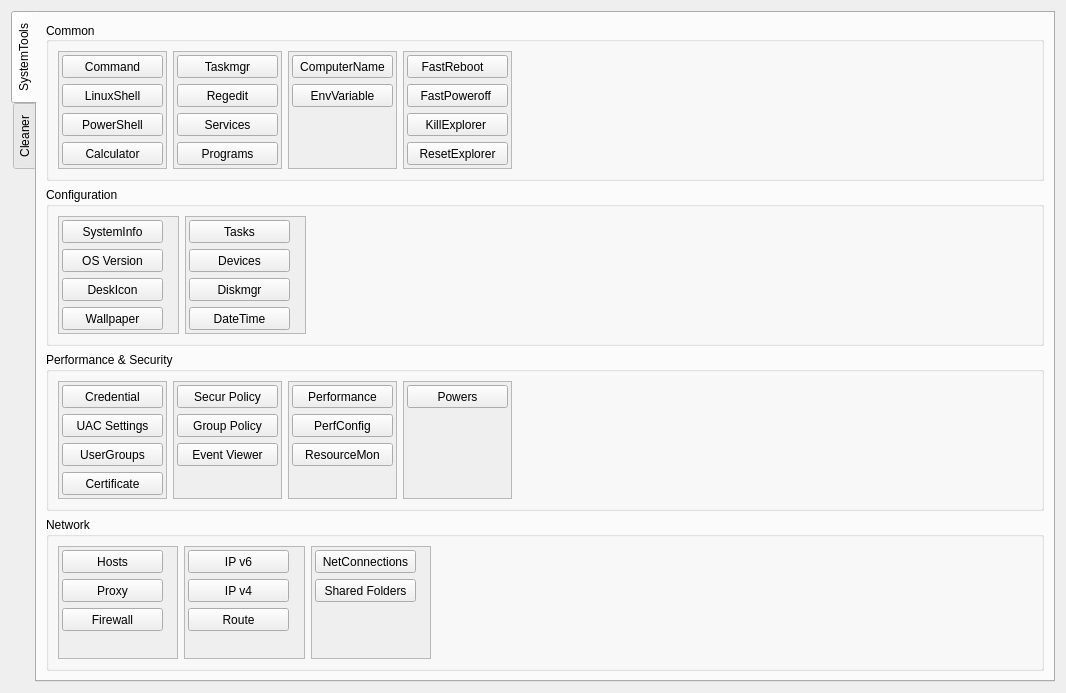
BlackINT3/OpenArk, file src/OpenArk/ui/utilities.ui: the form before one commit.
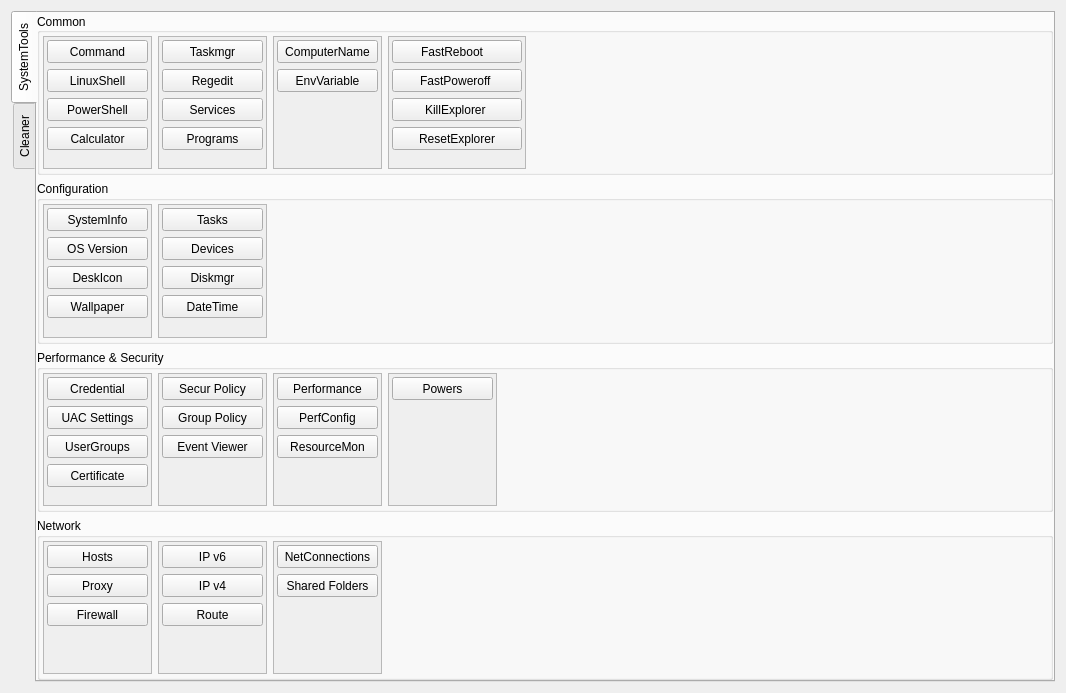
The form after the commit. Icons and pictures are not drawn.

The edit to the form file:
```diff
--- a/src/OpenArk/ui/utilities.ui
+++ b/src/OpenArk/ui/utilities.ui
@@ -33,6 +33,18 @@
        <string>SystemTools</string>
       </attribute>
       <layout class="QVBoxLayout" name="verticalLayout_2">
+       <property name="leftMargin">
+        <number>0</number>
+       </property>
+       <property name="topMargin">
+        <number>0</number>
+       </property>
+       <property name="rightMargin">
+        <number>0</number>
+       </property>
+       <property name="bottomMargin">
+        <number>0</number>
+       </property>
        <item>
         <widget class="QGroupBox" name="groupBox">
          <property name="title">
@@ -42,11 +54,38 @@
           <set>Qt::AlignLeading|Qt::AlignLeft|Qt::AlignVCenter</set>
          </property>
          <layout class="QHBoxLayout" name="horizontalLayout_2">
+          <property name="leftMargin">
+           <number>3</number>
+          </property>
+          <property name="topMargin">
+           <number>3</number>
+          </property>
+          <property name="rightMargin">
+           <number>3</number>
+          </property>
+          <property name="bottomMargin">
+           <number>3</number>
+          </property>
           <item>
            <widget class="QScrollArea" name="scrollArea">
+            <property name="sizePolicy">
+             <sizepolicy hsizetype="Fixed" vsizetype="Expanding">
+              <horstretch>0</horstretch>
+              <verstretch>0</verstretch>
+             </sizepolicy>
+            </property>
+            <property name="minimumSize">
+             <size>
+              <width>0</width>
+              <height>0</height>
+             </size>
+            </property>
             <property name="autoFillBackground">
              <bool>false</bool>
             </property>
+            <property name="horizontalScrollBarPolicy">
+             <enum>Qt::ScrollBarAlwaysOff</enum>
+            </property>
             <property name="widgetResizable">
              <bool>true</bool>
             </property>
@@ -56,7 +95,7 @@
                <x>0</x>
                <y>0</y>
                <width>113</width>
-               <height>116</height>
+               <height>141</height>
               </rect>
              </property>
              <layout class="QFormLayout" name="formLayout_4">
@@ -149,6 +188,21 @@
           </item>
           <item>
            <widget class="QScrollArea" name="scrollArea_2">
+            <property name="sizePolicy">
+             <sizepolicy hsizetype="Fixed" vsizetype="Expanding">
+              <horstretch>0</horstretch>
+              <verstretch>0</verstretch>
+             </sizepolicy>
+            </property>
+            <property name="minimumSize">
+             <size>
+              <width>0</width>
+              <height>0</height>
+             </size>
+            </property>
+            <property name="horizontalScrollBarPolicy">
+             <enum>Qt::ScrollBarAlwaysOff</enum>
+            </property>
             <property name="widgetResizable">
              <bool>true</bool>
             </property>
@@ -158,7 +212,7 @@
                <x>0</x>
                <y>0</y>
                <width>113</width>
-               <height>116</height>
+               <height>141</height>
               </rect>
              </property>
              <layout class="QFormLayout" name="formLayout_3">
@@ -248,6 +302,21 @@
           </item>
           <item>
            <widget class="QScrollArea" name="scrollArea_3">
+            <property name="sizePolicy">
+             <sizepolicy hsizetype="Fixed" vsizetype="Expanding">
+              <horstretch>0</horstretch>
+              <verstretch>0</verstretch>
+             </sizepolicy>
+            </property>
+            <property name="minimumSize">
+             <size>
+              <width>0</width>
+              <height>0</height>
+             </size>
+            </property>
+            <property name="horizontalScrollBarPolicy">
+             <enum>Qt::ScrollBarAlwaysOff</enum>
+            </property>
             <property name="widgetResizable">
              <bool>true</bool>
             </property>
@@ -257,7 +326,7 @@
                <x>0</x>
                <y>0</y>
                <width>124</width>
-               <height>132</height>
+               <height>141</height>
               </rect>
              </property>
              <layout class="QFormLayout" name="formLayout_2">
@@ -313,6 +382,21 @@
           </item>
           <item>
            <widget class="QScrollArea" name="scrollArea_4">
+            <property name="sizePolicy">
+             <sizepolicy hsizetype="Fixed" vsizetype="Expanding">
+              <horstretch>0</horstretch>
+              <verstretch>0</verstretch>
+             </sizepolicy>
+            </property>
+            <property name="minimumSize">
+             <size>
+              <width>0</width>
+              <height>0</height>
+             </size>
+            </property>
+            <property name="horizontalScrollBarPolicy">
+             <enum>Qt::ScrollBarAlwaysOff</enum>
+            </property>
             <property name="widgetResizable">
              <bool>true</bool>
             </property>
@@ -321,8 +405,8 @@
               <rect>
                <x>0</x>
                <y>0</y>
-               <width>130</width>
-               <height>132</height>
+               <width>142</width>
+               <height>141</height>
               </rect>
              </property>
              <layout class="QFormLayout" name="formLayout">
@@ -342,7 +426,7 @@
                <widget class="QPushButton" name="fastrebootBtn">
                 <property name="minimumSize">
                  <size>
-                  <width>101</width>
+                  <width>130</width>
                   <height>23</height>
                  </size>
                 </property>
@@ -359,7 +443,7 @@
                <widget class="QPushButton" name="fastpoweroffBtn">
                 <property name="minimumSize">
                  <size>
-                  <width>101</width>
+                  <width>130</width>
                   <height>23</height>
                  </size>
                 </property>
@@ -376,7 +460,7 @@
                <widget class="QPushButton" name="killexplorerBtn">
                 <property name="minimumSize">
                  <size>
-                  <width>101</width>
+                  <width>130</width>
                   <height>23</height>
                  </size>
                 </property>
@@ -393,7 +477,7 @@
                <widget class="QPushButton" name="resetexplorerBtn">
                 <property name="minimumSize">
                  <size>
-                  <width>101</width>
+                  <width>130</width>
                   <height>23</height>
                  </size>
                 </property>
@@ -410,19 +494,6 @@
             </widget>
            </widget>
           </item>
-          <item>
-           <spacer name="horizontalSpacer_6">
-            <property name="orientation">
-             <enum>Qt::Horizontal</enum>
-            </property>
-            <property name="sizeHint" stdset="0">
-             <size>
-              <width>40</width>
-              <height>20</height>
-             </size>
-            </property>
-           </spacer>
-          </item>
           <item>
            <spacer name="horizontalSpacer_2">
             <property name="orientation">
@@ -436,45 +507,6 @@
             </property>
            </spacer>
           </item>
-          <item>
-           <spacer name="horizontalSpacer_3">
-            <property name="orientation">
-             <enum>Qt::Horizontal</enum>
-            </property>
-            <property name="sizeHint" stdset="0">
-             <size>
-              <width>40</width>
-              <height>20</height>
-             </size>
-            </property>
-           </spacer>
-          </item>
-          <item>
-           <spacer name="horizontalSpacer_4">
-            <property name="orientation">
-             <enum>Qt::Horizontal</enum>
-            </property>
-            <property name="sizeHint" stdset="0">
-             <size>
-              <width>40</width>
-              <height>20</height>
-             </size>
-            </property>
-           </spacer>
-          </item>
-          <item>
-           <spacer name="horizontalSpacer_5">
-            <property name="orientation">
-             <enum>Qt::Horizontal</enum>
-            </property>
-            <property name="sizeHint" stdset="0">
-             <size>
-              <width>40</width>
-              <height>20</height>
-             </size>
-            </property>
-           </spacer>
-          </item>
          </layout>
         </widget>
        </item>
@@ -484,8 +516,29 @@
           <string>Configuration</string>
          </property>
          <layout class="QHBoxLayout" name="horizontalLayout_5">
+          <property name="leftMargin">
+           <number>3</number>
+          </property>
+          <property name="topMargin">
+           <number>3</number>
+          </property>
+          <property name="rightMargin">
+           <number>3</number>
+          </property>
+          <property name="bottomMargin">
+           <number>3</number>
+          </property>
           <item>
            <widget class="QScrollArea" name="scrollArea_5">
+            <property name="sizePolicy">
+             <sizepolicy hsizetype="Fixed" vsizetype="Expanding">
+              <horstretch>0</horstretch>
+              <verstretch>0</verstretch>
+             </sizepolicy>
+            </property>
+            <property name="horizontalScrollBarPolicy">
+             <enum>Qt::ScrollBarAlwaysOff</enum>
+            </property>
             <property name="widgetResizable">
              <bool>true</bool>
             </property>
@@ -494,8 +547,8 @@
               <rect>
                <x>0</x>
                <y>0</y>
-               <width>116</width>
-               <height>131</height>
+               <width>113</width>
+               <height>141</height>
               </rect>
              </property>
              <layout class="QFormLayout" name="formLayout_6">
@@ -585,6 +638,15 @@
           </item>
           <item>
            <widget class="QScrollArea" name="scrollArea_6">
+            <property name="sizePolicy">
+             <sizepolicy hsizetype="Fixed" vsizetype="Expanding">
+              <horstretch>0</horstretch>
+              <verstretch>0</verstretch>
+             </sizepolicy>
+            </property>
+            <property name="horizontalScrollBarPolicy">
+             <enum>Qt::ScrollBarAlwaysOff</enum>
+            </property>
             <property name="widgetResizable">
              <bool>true</bool>
             </property>
@@ -593,8 +655,8 @@
               <rect>
                <x>0</x>
                <y>0</y>
-               <width>116</width>
-               <height>131</height>
+               <width>113</width>
+               <height>141</height>
               </rect>
              </property>
              <layout class="QFormLayout" name="formLayout_5">
@@ -683,72 +745,7 @@
            </widget>
           </item>
           <item>
-           <spacer name="horizontalSpacer_22">
-            <property name="orientation">
-             <enum>Qt::Horizontal</enum>
-            </property>
-            <property name="sizeHint" stdset="0">
-             <size>
-              <width>40</width>
-              <height>20</height>
-             </size>
-            </property>
-           </spacer>
-          </item>
-          <item>
-           <spacer name="horizontalSpacer_11">
-            <property name="orientation">
-             <enum>Qt::Horizontal</enum>
-            </property>
-            <property name="sizeHint" stdset="0">
-             <size>
-              <width>40</width>
-              <height>20</height>
-             </size>
-            </property>
-           </spacer>
-          </item>
-          <item>
-           <spacer name="horizontalSpacer_10">
-            <property name="orientation">
-             <enum>Qt::Horizontal</enum>
-            </property>
-            <property name="sizeHint" stdset="0">
-             <size>
-              <width>40</width>
-              <height>20</height>
-             </size>
-            </property>
-           </spacer>
-          </item>
-          <item>
-           <spacer name="horizontalSpacer_9">
-            <property name="orientation">
-             <enum>Qt::Horizontal</enum>
-            </property>
-            <property name="sizeHint" stdset="0">
-             <size>
-              <width>40</width>
-              <height>20</height>
-             </size>
-            </property>
-           </spacer>
-          </item>
-          <item>
-           <spacer name="horizontalSpacer_8">
-            <property name="orientation">
-             <enum>Qt::Horizontal</enum>
-            </property>
-            <property name="sizeHint" stdset="0">
-             <size>
-              <width>40</width>
-              <height>20</height>
-             </size>
-            </property>
-           </spacer>
-          </item>
-          <item>
-           <spacer name="horizontalSpacer_7">
+           <spacer name="horizontalSpacer_3">
             <property name="orientation">
              <enum>Qt::Horizontal</enum>
             </property>
@@ -778,8 +775,29 @@
           <string>Performance &amp;&amp; Security</string>
          </property>
          <layout class="QHBoxLayout" name="horizontalLayout_3">
+          <property name="leftMargin">
+           <number>3</number>
+          </property>
+          <property name="topMargin">
+           <number>3</number>
+          </property>
+          <property name="rightMargin">
+           <number>3</number>
+          </property>
+          <property name="bottomMargin">
+           <number>3</number>
+          </property>
           <item>
            <widget class="QScrollArea" name="scrollArea_11">
+            <property name="sizePolicy">
+             <sizepolicy hsizetype="Fixed" vsizetype="Expanding">
+              <horstretch>0</horstretch>
+              <verstretch>0</verstretch>
+             </sizepolicy>
+            </property>
+            <property name="horizontalScrollBarPolicy">
+             <enum>Qt::ScrollBarAlwaysOff</enum>
+            </property>
             <property name="widgetResizable">
              <bool>true</bool>
             </property>
@@ -789,7 +807,7 @@
                <x>0</x>
                <y>0</y>
                <width>124</width>
-               <height>132</height>
+               <height>140</height>
               </rect>
              </property>
              <layout class="QFormLayout" name="formLayout_11">
@@ -879,6 +897,15 @@
           </item>
           <item>
            <widget class="QScrollArea" name="scrollArea_12">
+            <property name="sizePolicy">
+             <sizepolicy hsizetype="Fixed" vsizetype="Expanding">
+              <horstretch>0</horstretch>
+              <verstretch>0</verstretch>
+             </sizepolicy>
+            </property>
+            <property name="horizontalScrollBarPolicy">
+             <enum>Qt::ScrollBarAlwaysOff</enum>
+            </property>
             <property name="widgetResizable">
              <bool>true</bool>
             </property>
@@ -888,7 +915,7 @@
                <x>0</x>
                <y>0</y>
                <width>124</width>
-               <height>132</height>
+               <height>140</height>
               </rect>
              </property>
              <layout class="QFormLayout" name="formLayout_12">
@@ -961,6 +988,15 @@
           </item>
           <item>
            <widget class="QScrollArea" name="scrollArea_13">
+            <property name="sizePolicy">
+             <sizepolicy hsizetype="Fixed" vsizetype="Expanding">
+              <horstretch>0</horstretch>
+              <verstretch>0</verstretch>
+             </sizepolicy>
+            </property>
+            <property name="horizontalScrollBarPolicy">
+             <enum>Qt::ScrollBarAlwaysOff</enum>
+            </property>
             <property name="widgetResizable">
              <bool>true</bool>
             </property>
@@ -970,7 +1006,7 @@
                <x>0</x>
                <y>0</y>
                <width>118</width>
-               <height>132</height>
+               <height>140</height>
               </rect>
              </property>
              <layout class="QFormLayout" name="formLayout_13">
@@ -1043,6 +1079,15 @@
           </item>
           <item>
            <widget class="QScrollArea" name="scrollArea_14">
+            <property name="sizePolicy">
+             <sizepolicy hsizetype="Fixed" vsizetype="Expanding">
+              <horstretch>0</horstretch>
+              <verstretch>0</verstretch>
+             </sizepolicy>
+            </property>
+            <property name="horizontalScrollBarPolicy">
+             <enum>Qt::ScrollBarAlwaysOff</enum>
+            </property>
             <property name="widgetResizable">
              <bool>true</bool>
             </property>
@@ -1052,7 +1097,7 @@
                <x>0</x>
                <y>0</y>
                <width>113</width>
-               <height>115</height>
+               <height>140</height>
               </rect>
              </property>
              <layout class="QFormLayout" name="formLayout_14">
@@ -1090,59 +1135,7 @@
            </widget>
           </item>
           <item>
-           <spacer name="horizontalSpacer_16">
-            <property name="orientation">
-             <enum>Qt::Horizontal</enum>
-            </property>
-            <property name="sizeHint" stdset="0">
-             <size>
-              <width>40</width>
-              <height>20</height>
-             </size>
-            </property>
-           </spacer>
-          </item>
-          <item>
-           <spacer name="horizontalSpacer_15">
-            <property name="orientation">
-             <enum>Qt::Horizontal</enum>
-            </property>
-            <property name="sizeHint" stdset="0">
-             <size>
-              <width>40</width>
-              <height>20</height>
-             </size>
-            </property>
-           </spacer>
-          </item>
-          <item>
-           <spacer name="horizontalSpacer_14">
-            <property name="orientation">
-             <enum>Qt::Horizontal</enum>
-            </property>
-            <property name="sizeHint" stdset="0">
-             <size>
-              <width>40</width>
-              <height>20</height>
-             </size>
-            </property>
-           </spacer>
-          </item>
-          <item>
-           <spacer name="horizontalSpacer_13">
-            <property name="orientation">
-             <enum>Qt::Horizontal</enum>
-            </property>
-            <property name="sizeHint" stdset="0">
-             <size>
-              <width>40</width>
-              <height>20</height>
-             </size>
-            </property>
-           </spacer>
-          </item>
-          <item>
-           <spacer name="horizontalSpacer_12">
+           <spacer name="horizontalSpacer_4">
             <property name="orientation">
              <enum>Qt::Horizontal</enum>
             </property>
@@ -1163,8 +1156,29 @@
           <string>Network</string>
          </property>
          <layout class="QHBoxLayout" name="horizontalLayout_4">
+          <property name="leftMargin">
+           <number>3</number>
+          </property>
+          <property name="topMargin">
+           <number>3</number>
+          </property>
+          <property name="rightMargin">
+           <number>3</number>
+          </property>
+          <property name="bottomMargin">
+           <number>3</number>
+          </property>
           <item>
            <widget class="QScrollArea" name="scrollArea_16">
+            <property name="sizePolicy">
+             <sizepolicy hsizetype="Fixed" vsizetype="Expanding">
+              <horstretch>0</horstretch>
+              <verstretch>0</verstretch>
+             </sizepolicy>
+            </property>
+            <property name="horizontalScrollBarPolicy">
+             <enum>Qt::ScrollBarAlwaysOff</enum>
+            </property>
             <property name="widgetResizable">
              <bool>true</bool>
             </property>
@@ -1174,7 +1188,7 @@
                <x>0</x>
                <y>0</y>
                <width>113</width>
-               <height>102</height>
+               <height>141</height>
               </rect>
              </property>
              <layout class="QFormLayout" name="formLayout_17">
@@ -1247,6 +1261,15 @@
           </item>
           <item>
            <widget class="QScrollArea" name="scrollArea_17">
+            <property name="sizePolicy">
+             <sizepolicy hsizetype="Fixed" vsizetype="Expanding">
+              <horstretch>0</horstretch>
+              <verstretch>0</verstretch>
+             </sizepolicy>
+            </property>
+            <property name="horizontalScrollBarPolicy">
+             <enum>Qt::ScrollBarAlwaysOff</enum>
+            </property>
             <property name="widgetResizable">
              <bool>true</bool>
             </property>
@@ -1256,7 +1279,7 @@
                <x>0</x>
                <y>0</y>
                <width>113</width>
-               <height>102</height>
+               <height>141</height>
               </rect>
              </property>
              <layout class="QFormLayout" name="formLayout_18">
@@ -1329,6 +1352,15 @@
           </item>
           <item>
            <widget class="QScrollArea" name="scrollArea_18">
+            <property name="sizePolicy">
+             <sizepolicy hsizetype="Fixed" vsizetype="Expanding">
+              <horstretch>0</horstretch>
+              <verstretch>0</verstretch>
+             </sizepolicy>
+            </property>
+            <property name="horizontalScrollBarPolicy">
+             <enum>Qt::ScrollBarAlwaysOff</enum>
+            </property>
             <property name="widgetResizable">
              <bool>true</bool>
             </property>
@@ -1338,7 +1370,7 @@
                <x>0</x>
                <y>0</y>
                <width>136</width>
-               <height>102</height>
+               <height>141</height>
               </rect>
              </property>
              <layout class="QFormLayout" name="formLayout_19">
@@ -1393,59 +1425,7 @@
            </widget>
           </item>
           <item>
-           <spacer name="horizontalSpacer_21">
-            <property name="orientation">
-             <enum>Qt::Horizontal</enum>
-            </property>
-            <property name="sizeHint" stdset="0">
-             <size>
-              <width>40</width>
-              <height>20</height>
-             </size>
-            </property>
-           </spacer>
-          </item>
-          <item>
-           <spacer name="horizontalSpacer_20">
-            <property name="orientation">
-             <enum>Qt::Horizontal</enum>
-            </property>
-            <property name="sizeHint" stdset="0">
-             <size>
-              <width>40</width>
-              <height>20</height>
-             </size>
-            </property>
-           </spacer>
-          </item>
-          <item>
-           <spacer name="horizontalSpacer_19">
-            <property name="orientation">
-             <enum>Qt::Horizontal</enum>
-            </property>
-            <property name="sizeHint" stdset="0">
-             <size>
-              <width>40</width>
-              <height>20</height>
-             </size>
-            </property>
-           </spacer>
-          </item>
-          <item>
-           <spacer name="horizontalSpacer_18">
-            <property name="orientation">
-             <enum>Qt::Horizontal</enum>
-            </property>
-            <property name="sizeHint" stdset="0">
-             <size>
-              <width>40</width>
-              <height>20</height>
-             </size>
-            </property>
-           </spacer>
-          </item>
-          <item>
-           <spacer name="horizontalSpacer_17">
+           <spacer name="horizontalSpacer_5">
             <property name="orientation">
              <enum>Qt::Horizontal</enum>
             </property>
```
Left out of the diff: 7 changed lines with no effect on the pictures.
